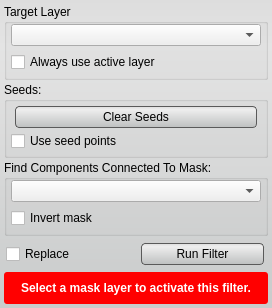
First picture: the form in src/Interface/ToolInterface/ConnectedComponentFilterInterface.ui, repository jessdtate/Seg3D, before the edit.
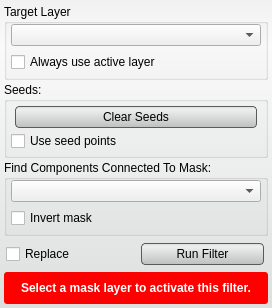
Second picture: the form after the edit. Custom widgets are drawn as their Qt base class.

```diff
--- a/src/Interface/ToolInterface/ConnectedComponentFilterInterface.ui
+++ b/src/Interface/ToolInterface/ConnectedComponentFilterInterface.ui
@@ -22,7 +22,7 @@
   <property name="styleSheet">
    <string notr="true">QWidget#ConnectedComponentFilterInterface{
 	border-radius: 3px;
-	background-color: qlineargradient(spread:pad, x1:0.5, y1:0, x2:0.5, y2:0.960227, stop:0 rgba(221, 221, 221, 255), stop:0.155779 rgba(228, 228, 228, 255), stop:1 rgba(202, 204, 204, 255));      
+	background-color: qlineargradient(spread:pad, x1:0.5, y1:0, x2:0.5, y2:0.960227, stop:0 rgba(241, 241, 241, 255), stop:0.155779 rgba(250, 250, 250, 255), stop:1 rgba(222, 224, 224, 255));       
 }
 
 QPushButton{
```
